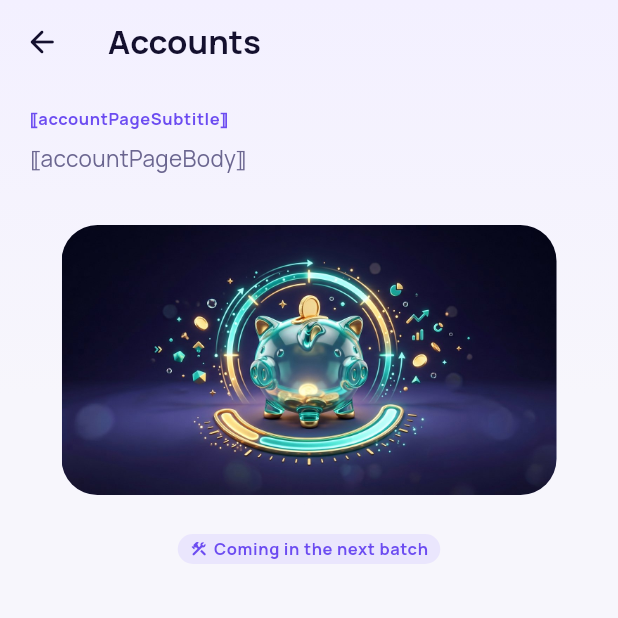
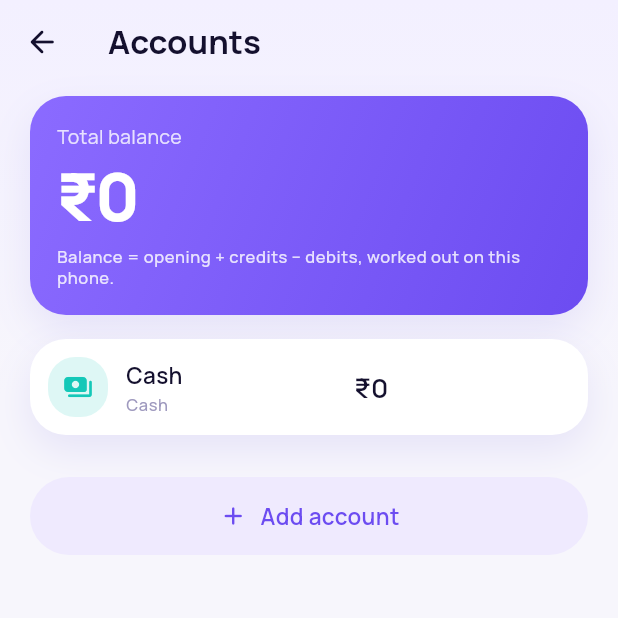
Before and after one commit to Keshab1997/spendstory, a Flutter app: the HomeScreen screen opened by its route, after a tap on the "account balance wallet" icon, on a phone screen of 412 x 824 dp, the top half of it. Run offline on Flutter 3.47's test engine with Material 3 defaults, Android fonts, the phone set to English and light mode, and no system bars; our stand-ins replace drift, flutter_riverpod, go_router, permission_handler; accounts and stored records are empty; generated files the repository leaves out were written again.

Commit message:
feat(accounts): balances that are computed, never stored (T-503)
S-16 shows what each account holds without ever keeping that answer: opening
balance + credits − debits, summed from the same rows the ledger shows. One
source of truth, so the screen and the transaction list cannot disagree.

- AccountActions mirrors the TxActions/CategoryActions seam, so adding or
  hiding an account in the web preview behaves like the phone build.
- Hiding an account keeps its transactions: a hidden account must not rewrite
  the history that ran through it.
- A credit card may open below zero — the editor does not 'fix' a minus sign.
- Two layout bugs found by the 360dp x 1.3x Bengali pass and fixed here: a
  long SectionHeader action label ('অ্যাকাউন্ট যোগ করুন') overflowed, and so did
  a rigid balance in the account row; the header label now ellipsizes and the
  balance scales down instead of clipping. The demo cash float is real money
  now (₹12,000), so six months of chai no longer drifts it negative.

```diff
--- a/lib/app/router.dart
+++ b/lib/app/router.dart
@@ -14,6 +14,7 @@ import 'package:flutter/material.dart';
 import 'package:flutter_riverpod/flutter_riverpod.dart';
 import 'package:go_router/go_router.dart';
 
+import '../ui/screens/accounts_screen.dart';
 import '../ui/screens/budget_detail_screen.dart';
 import '../ui/screens/budgets_screen.dart';
 import '../ui/screens/categories_screen.dart';
@@ -181,11 +182,7 @@ final routerProvider = Provider<GoRouter>((ref) {
       ),
       GoRoute(
         path: '/accounts',
-        builder: (context, state) => const ComingSoonScreen(
-          titleKey: 'accounts',
-          subtitleKey: 'accountPageSubtitle',
-          bodyKey: 'accountPageBody',
-        ),
+        builder: (context, state) => const AccountsScreen(),
       ),
       GoRoute(
         path: '/categories',
--- a/lib/data/demo_data.dart
+++ b/lib/data/demo_data.dart
@@ -58,7 +58,9 @@ class DemoLedger {
       name: 'Cash',
       type: 'cash',
       last4: null,
-      openingBalancePaise: 250000,
+      // A month's float: six months of chai, petrol and the odd restaurant
+      // table adds up, and a demo that drifts negative teaches the wrong thing.
+      openingBalancePaise: 1200000,
     ),
     AccountView(
       id: accountHdfc,
--- a/lib/ui/components/surfaces.dart
+++ b/lib/ui/components/surfaces.dart
@@ -199,7 +199,11 @@ class SectionHeader extends StatelessWidget {
         children: [
           Expanded(child: Text(title, style: SsText.h3)),
           if (actionLabel != null)
-            TextButton(
+            // Flexible, and the label ellipsizes: in Bengali at a large text
+            // scale "অ্যাকাউন্ট যোগ করুন" is wider than half a small phone, and
+            // a header is not worth a RenderFlex error.
+            Flexible(
+              child: TextButton(
                 onPressed: onAction,
                 style: TextButton.styleFrom(
                   foregroundColor: c.violet600,
@@ -209,7 +213,10 @@ class SectionHeader extends StatelessWidget {
                 ),
                 child: Text(
                   actionLabel!,
+                  maxLines: 1,
+                  overflow: TextOverflow.ellipsis,
                   style: SsText.bodyStrong.copyWith(color: c.violet600),
+                ),
               ),
             ),
         ],
--- /dev/null
+++ b/lib/ui/screens/accounts_screen.dart
@@ -0,0 +1,221 @@
+/// S-16 Accounts (T-503).
+///
+/// Balances here are **computed, never stored** — opening balance + credits −
+/// debits, summed from the same transactions every other screen reads
+/// (`docs/05-DATA-MODEL.md` §2). That is the whole design: a stored balance is
+/// a second source of truth, and the moment it disagrees with the ledger the
+/// user stops trusting both numbers.
+///
+/// There is no bank API and no sync. This screen knows what the user told it
+/// and what the ledger already captured, and says so in one line at the top
+/// rather than implying a connection it does not have.
+library;
+
+import 'package:flutter/material.dart';
+import 'package:flutter_riverpod/flutter_riverpod.dart';
+import 'package:go_router/go_router.dart';
+
+import '../../app/providers.dart';
+import '../../domain/view_models.dart';
+import '../components/ad_slot.dart';
+import '../components/controls.dart';
+import '../components/money.dart';
+import '../components/surfaces.dart';
+import '../strings.dart';
+import '../tokens.dart';
+import 'account_edit_sheet.dart';
+
+class AccountsScreen extends ConsumerWidget {
+  const AccountsScreen({super.key});
+
+  @override
+  Widget build(BuildContext context, WidgetRef ref) {
+    final c = SsColors.of(context);
+    final s = ref.watch(stringsProvider);
+    final locale = ref.watch(localeProvider);
+    final showAds = ref.watch(adsVisibleProvider);
+    final accounts = ref.watch(accountsProvider).valueOrNull ?? const <AccountView>[];
+    final balances =
+        ref.watch(accountBalancesProvider).valueOrNull ?? const <String, int>{};
+
+    final total = accounts.fold<int>(
+      0,
+      (sum, a) => sum + (balances[a.id] ?? a.openingBalancePaise),
+    );
+
+    return SsScaffold(
+      title: s.accounts,
+      leading: IconButton(
+        icon: const Icon(Icons.arrow_back_rounded),
+        onPressed: () => context.canPop() ? context.pop() : context.go('/home'),
+      ),
+      child: Column(
+        crossAxisAlignment: CrossAxisAlignment.start,
+        children: [
+          const SizedBox(height: SsSpace.x2),
+
+          // ---- everything, added up -------------------------------------------
+          SsCard(
+            gradient: c.moneyGradient,
+            child: Column(
+              crossAxisAlignment: CrossAxisAlignment.start,
+              children: [
+                Text(
+                  s['accountsTotalNet'],
+                  style: SsText.caption.copyWith(
+                    color: Colors.white.withValues(alpha: 0.8),
+                  ),
+                ),
+                const SizedBox(height: SsSpace.x1),
+                MoneyText(
+                  total,
+                  style: SsText.displayMoney,
+                  color: Colors.white,
+                ),
+                const SizedBox(height: SsSpace.x2),
+                Text(
+                  s['accountBalanceNote'],
+                  style: SsText.micro.copyWith(
+                    color: Colors.white.withValues(alpha: 0.82),
+                  ),
+                ),
+              ],
+            ),
+          ),
+
+          const SizedBox(height: SsSpace.x4),
+
+          for (final account in accounts)
+            Padding(
+              padding: const EdgeInsets.only(bottom: SsSpace.x3),
+              child: _AccountCard(
+                account: account,
+                balancePaise: balances[account.id] ?? account.openingBalancePaise,
+                locale: locale,
+                onTap: () => showAccountEditor(context, existing: account),
+              ),
+            ),
+
+          // One banner unit at the bottom, never between the cards: comparing
+          // two balances across an ad is not a thing anyone should have to do.
+          if (showAds) const AdSlot(placement: AdPlacement.sectionBanner),
+
+          const SizedBox(height: SsSpace.x4),
+          SsActionButton(
+            label: s['accountAdd'],
+            icon: Icons.add_rounded,
+            tone: SsButtonTone.secondary,
+            onPressed: () => showAccountEditor(context),
+          ),
+          const SizedBox(height: SsSpace.x3),
+        ],
+      ),
+    );
+  }
+}
+
+class _AccountCard extends StatelessWidget {
+  const _AccountCard({
+    required this.account,
+    required this.balancePaise,
+    required this.locale,
+    required this.onTap,
+  });
+
+  final AccountView account;
+  final int balancePaise;
+  final String locale;
+  final VoidCallback onTap;
+
+  @override
+  Widget build(BuildContext context) {
+    final c = SsColors.of(context);
+    final tint = account.colorHex == null
+        ? accountTypeTint(account.type, c)
+        : colorFromHex(account.colorHex!);
+
+    return SsCard(
+      onTap: onTap,
+      padding: const EdgeInsets.all(SsSpace.x3),
+      child: Row(
+        children: [
+          Container(
+            width: 40,
+            height: 40,
+            decoration: BoxDecoration(
+              color: tint.withValues(alpha: 0.14),
+              borderRadius: SsRadius.rMd,
+            ),
+            child: Icon(accountTypeIcon(account.type), color: tint, size: 20),
+          ),
+          const SizedBox(width: SsSpace.x3),
+          Expanded(
+            child: Column(
+              crossAxisAlignment: CrossAxisAlignment.start,
+              children: [
+                Text(
+                  account.label,
+                  maxLines: 1,
+                  overflow: TextOverflow.ellipsis,
+                  style: SsText.bodyStrong,
+                ),
+                const SizedBox(height: 2),
+                Text(
+                  accountTypeLabel(SsStrings(locale), account.type),
+                  style: SsText.micro.copyWith(color: c.textTertiary),
+                ),
+              ],
+            ),
+          ),
+          const SizedBox(width: SsSpace.x2),
+          // The amount is the one rigid thing in this row, so in Bengali at a
+          // large text scale it is what overflows first. A FittedBox scales a
+          // long balance down instead of clipping it or wrapping a currency
+          // amount across two lines.
+          Flexible(
+            child: FittedBox(
+              fit: BoxFit.scaleDown,
+              alignment: Alignment.centerRight,
+              child: MoneyText(
+                balancePaise,
+                style: SsText.h3,
+                tone: AmountTone.neutral,
+              ),
+            ),
+          ),
+        ],
+      ),
+    );
+  }
+}
+
+/// The icon and tint each account type gets when the user has not picked a
+/// colour. Kept here rather than in the editor so the list and the sheet can
+/// never disagree about what a wallet looks like.
+IconData accountTypeIcon(String type) => switch (type) {
+  'bank' => Icons.account_balance_rounded,
+  'cash' => Icons.payments_rounded,
+  'wallet' => Icons.account_balance_wallet_rounded,
+  'card' => Icons.credit_card_rounded,
+  _ => Icons.account_balance_rounded,
+};
+
+Color accountTypeTint(String type, SsColors c) => switch (type) {
+  'bank' => c.violet600,
+  'cash' => c.teal500,
+  'wallet' => c.gold500,
+  'card' => c.rose500,
+  _ => c.violet600,
+};
+
+/// `bank` → the word, in the active language.
+String accountTypeLabel(SsStrings s, String type) => switch (type) {
+  'bank' => s['accountTypeBank'],
+  'cash' => s['accountTypeCash'],
+  'wallet' => s['accountTypeWallet'],
+  'card' => s['accountTypeCard'],
+  _ => s['accountTypeBank'],
+};
+
+/// The four kinds, in the order the editor offers them.
+const List<String> kAccountTypes = <String>['bank', 'cash', 'wallet', 'card'];
```
Also changed, not shown: lib/ui/screens/account_edit_sheet.dart (added, +317 -0 lines), 1 other file. Lines whose indentation alone changed are shown as unchanged.
